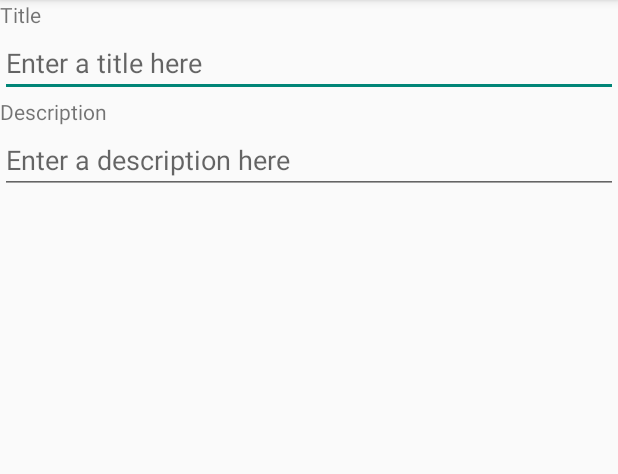
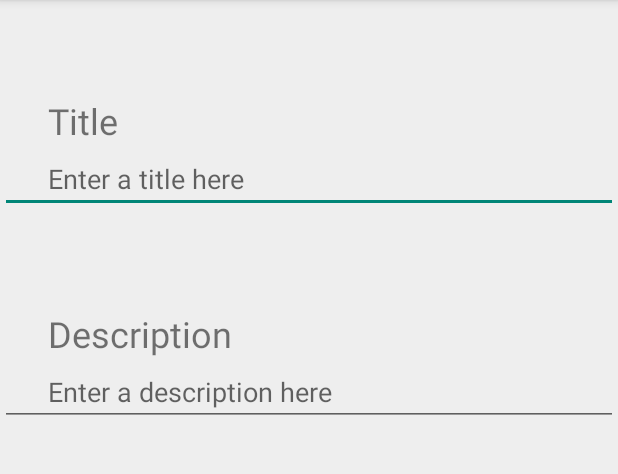
Before and after one commit to calblueprint/ff, an Android app: the fragment TitleFragment shown on its own in the app's theme, on a phone screen of 412 x 824 dp, the part 84-558 px from its top. Run offline under Robolectric (Android 15) with nearby library versions, the phone set to English and light mode, and no system bars.

Commit message:
made title fragment page look more like the mockup

```diff
--- a/ff-android/ff-android/src/main/res/layout/fragment_title.xml
+++ b/ff-android/ff-android/src/main/res/layout/fragment_title.xml
@@ -3,29 +3,38 @@
     android:layout_width="match_parent"
     android:layout_height="match_parent"
     android:orientation="vertical"
+    android:background="@color/grey"
     tools:context="com.blueprint.ffandroid.TitleFragment">
 
 
     <TextView
         android:layout_width="match_parent"
         android:layout_height="wrap_content"
+        android:paddingLeft="@dimen/title_textview_horizontal"
+        android:paddingTop="@dimen/title_textview_vertical"
+        android:textSize="@dimen/title_text_size"
         android:text="Title"/>
 
     <EditText
         android:layout_width="match_parent"
         android:layout_height="wrap_content"
         android:id="@+id/donation_title"
+        android:paddingLeft="@dimen/title_textview_horizontal"
         android:hint="Enter a title here" />
 
     <TextView
         android:layout_width="match_parent"
         android:layout_height="wrap_content"
+        android:paddingLeft="@dimen/title_textview_horizontal"
+        android:paddingTop="@dimen/title_textview_vertical"
+        android:textSize="@dimen/title_text_size"
         android:text="Description"/>
 
     <EditText
         android:layout_width="match_parent"
         android:layout_height="wrap_content"
         android:id="@+id/donation_description"
+        android:paddingLeft="@dimen/title_textview_horizontal"
         android:hint="Enter a description here"/>
 
 
--- a/ff-android/ff-android/src/main/res/values/dimens.xml
+++ b/ff-android/ff-android/src/main/res/values/dimens.xml
@@ -3,6 +3,11 @@
     <dimen name="activity_horizontal_margin">16dp</dimen>
     <dimen name="activity_vertical_margin">16dp</dimen>
 
+    <!-- Title Fragment -->
+    <dimen name="title_textview_horizontal">32dp</dimen>
+    <dimen name="title_textview_vertical">64dp</dimen>
+    <dimen name="title_text_size">24sp</dimen>
+
         <!-- Per the design guidelines, navigation drawers should be between 240dp and 320dp:
          https://developer.android.com/design/patterns/navigation-drawer.html -->
     <dimen name="navigation_drawer_width">240dp</dimen>
--- a/ff-android/ff-android/src/main/res/values/strings.xml
+++ b/ff-android/ff-android/src/main/res/values/strings.xml
@@ -16,4 +16,6 @@
     <string name="hello_blank_fragment">Hello blank fragment</string>
     <string name="title_field">Title</string>
 
+    <color name="custom_grey">#707070</color>
+
 </resources>
```
